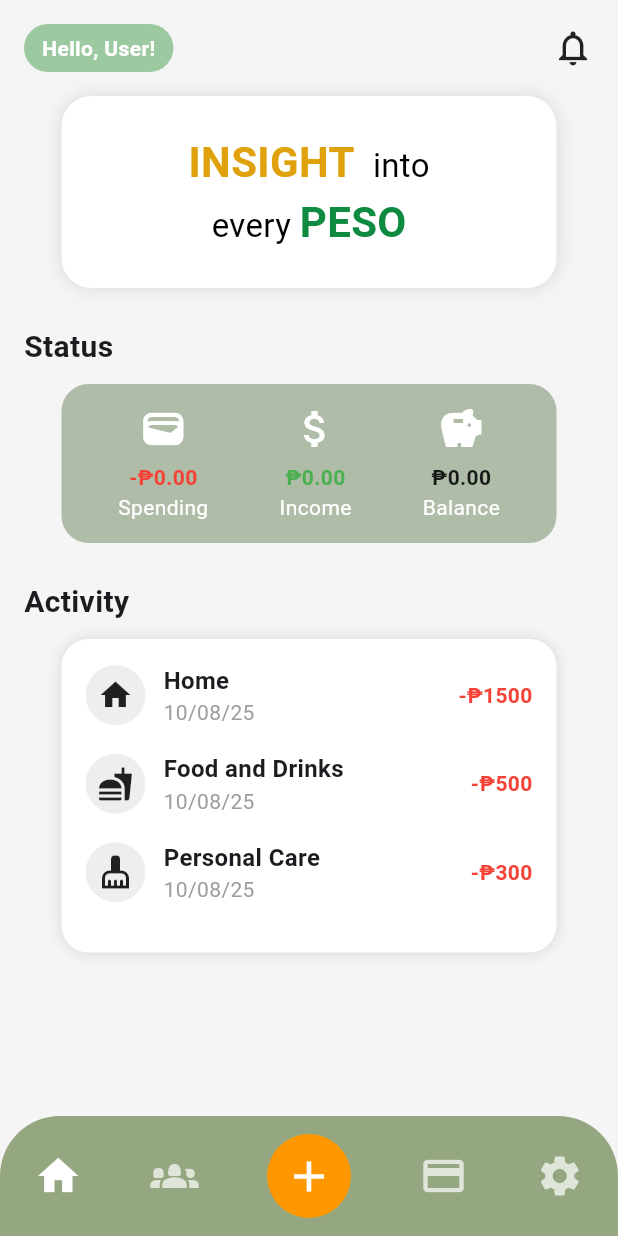
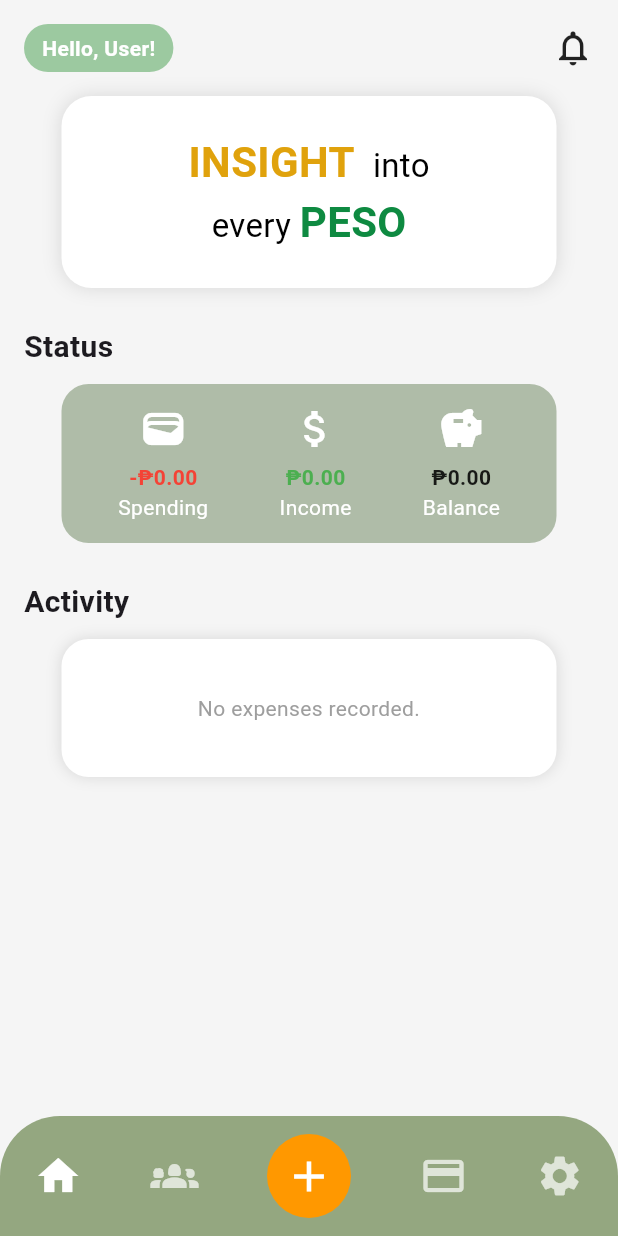
Before and after one commit to Marjuuno/finsight, a Flutter app: the HomePage screen opened directly, on a phone screen of 412 x 824 dp. Run offline on Flutter 3.47's test engine with Material 3 defaults, Android fonts, the phone set to English and light mode, and no system bars; our stand-ins replace cloud_firestore, firebase_auth, firebase_core, shared_preferences; accounts and stored records are empty.

Commit message:
complete homepage

```diff
--- a/lib/pages/homepage.dart
+++ b/lib/pages/homepage.dart
@@ -8,7 +8,6 @@ import 'expenses.dart';
 import 'settings.dart';
 import 'sharedbudget.dart';
 
-// Theme colors
 const Color _accentGreen = Color(0xFF94A780);
 const Color _centerButtonColor = Colors.orange;
 const Color _popUpGreen = Color(0xFF558B6E);
@@ -22,9 +21,11 @@ class HomePage extends StatefulWidget {
 
 class _HomePageState extends State<HomePage> {
   bool _showAddMenu = false;
-  double totalIncome = 0.0;     // Total from wallets
-  double totalSpending = 0.0;   // Total from expenses
-  double totalBalance = 0.0;    // Income - Spending
+  double totalIncome = 0.0;
+  double totalSpending = 0.0;
+  double totalBalance = 0.0;
+
+  List<Map<String, dynamic>> expenses = [];
 
   @override
   void initState() {
@@ -38,43 +39,97 @@ class _HomePageState extends State<HomePage> {
     });
   }
 
-  /// Fetch wallets and expenses
   Future<void> _fetchData() async {
     try {
       final User? user = FirebaseAuth.instance.currentUser;
       if (user == null) return;
 
-      // Total Income (sum of wallets)
+      // ---------- Fetch wallets ----------
       QuerySnapshot walletsSnapshot = await FirebaseFirestore.instance
           .collection('users')
           .doc(user.uid)
           .collection('wallets')
           .get();
 
-      double incomeSum = 0.0;
+      double sumIncome = 0.0;
       for (var doc in walletsSnapshot.docs) {
-        incomeSum += (doc['balance'] ?? 0).toDouble();
+        final data = doc.data() as Map<String, dynamic>;
+        sumIncome += (data['balance'] ?? 0).toDouble();
       }
 
-      // Total Spending (sum of expenses)
+      // ---------- Fetch expenses ----------
       QuerySnapshot expensesSnapshot = await FirebaseFirestore.instance
           .collection('users')
           .doc(user.uid)
           .collection('expenses')
+          .orderBy('date', descending: true)
           .get();
 
-      double spendingSum = 0.0;
+      double sumSpending = 0.0;
+      List<Map<String, dynamic>> fetchedExpenses = [];
+
       for (var doc in expensesSnapshot.docs) {
-        spendingSum += (doc['amount'] ?? 0).toDouble();
+        final data = doc.data() as Map<String, dynamic>;
+        double amount = (data['amount'] ?? 0).toDouble();
+
+        // Only consider as expense (we can filter by type if your Firestore has it)
+        sumSpending += amount;
+
+        // Add to activity
+        fetchedExpenses.add({
+          'category': data['category'] ?? 'Unknown',
+          'amount': amount,
+          'date': data['date'] != null
+              ? (data['date'] is Timestamp
+                  ? (data['date'] as Timestamp).toDate()
+                  : DateTime.tryParse(data['date'].toString()) ?? DateTime.now())
+              : DateTime.now(),
+        });
       }
 
       setState(() {
-        totalIncome = incomeSum;
-        totalSpending = spendingSum;
+        totalIncome = sumIncome;
+        totalSpending = sumSpending;
         totalBalance = totalIncome - totalSpending;
+        expenses = fetchedExpenses.take(4).toList(); // Show only 4 recent
       });
     } catch (e) {
       print('Error fetching data: $e');
+    }
+  }
+
+  String _formatDate(DateTime date) {
+    return "${date.month.toString().padLeft(2, '0')}/${date.day.toString().padLeft(2, '0')}/${date.year % 100}";
+  }
+
+  IconData _getIconForCategory(String category) {
+    switch (category.toLowerCase()) {
+      case 'health':
+        return Icons.favorite_border;
+      case 'transportation':
+        return Icons.directions_car_filled_outlined;
+      case 'education':
+        return Icons.school_outlined;
+      case 'subscription':
+        return Icons.calendar_month_outlined;
+      case 'groceries':
+        return Icons.shopping_basket_outlined;
+      case 'food':
+        return Icons.fastfood_outlined;
+      case 'daily':
+        return Icons.local_mall_outlined;
+      case 'entertainment':
+        return Icons.movie_outlined;
+      case 'house':
+        return Icons.home_outlined;
+      case 'clothing':
+        return Icons.checkroom_outlined;
+      case 'self-care':
+        return Icons.spa_outlined;
+      case 'bills':
+        return Icons.receipt_long_outlined;
+      default:
+        return Icons.receipt_long_outlined;
     }
   }
 
@@ -93,7 +148,7 @@ class _HomePageState extends State<HomePage> {
                 child: Column(
                   crossAxisAlignment: CrossAxisAlignment.start,
                   children: [
-                    // ----------------- HEADER -----------------
+                    // -------- Header --------
                     Padding(
                       padding: const EdgeInsets.all(16.0),
                       child: Row(
@@ -107,10 +162,7 @@ class _HomePageState extends State<HomePage> {
                             ),
                             child: const Text(
                               "Hello, User!",
-                              style: TextStyle(
-                                color: Colors.white,
-                                fontWeight: FontWeight.bold,
-                              ),
+                              style: TextStyle(color: Colors.white, fontWeight: FontWeight.bold),
                             ),
                           ),
                           const Icon(Icons.notifications_none, size: 28),
@@ -118,7 +170,7 @@ class _HomePageState extends State<HomePage> {
                       ),
                     ),
 
-                    // ----------------- INSIGHT CARD -----------------
+                    // -------- Insight --------
                     Center(
                       child: Container(
                         width: 330,
@@ -139,16 +191,10 @@ class _HomePageState extends State<HomePage> {
                                       style: TextStyle(
                                           fontSize: 28,
                                           color: Color(0xFFE0A20C),
-                                      fontWeight: FontWeight.bold,
-                                    ),
-                                  ),
+                                          fontWeight: FontWeight.bold)),
                                   const TextSpan(
                                       text: " into",
-                                    style: TextStyle(
-                                      fontSize: 22,
-                                      color: Colors.black,
-                                    ),
-                                  ),
+                                      style: TextStyle(fontSize: 22, color: Colors.black)),
                                 ],
                               ),
                             ),
@@ -156,17 +202,13 @@ class _HomePageState extends State<HomePage> {
                               TextSpan(
                                 children: [
                                   const TextSpan(
-                                    text: "every ",
-                                    style: TextStyle(fontSize: 22, color: Colors.black),
-                                  ),
+                                      text: "every ", style: TextStyle(fontSize: 22, color: Colors.black)),
                                   TextSpan(
                                       text: "PESO",
                                       style: TextStyle(
                                           fontSize: 28,
                                           color: const Color(0xFF0E8A41),
-                                      fontWeight: FontWeight.bold,
-                                    ),
-                                  ),
+                                          fontWeight: FontWeight.bold)),
                                 ],
                               ),
                             ),
@@ -177,16 +219,12 @@ class _HomePageState extends State<HomePage> {
 
                     const SizedBox(height: 25),
 
-                    // ----------------- STATUS -----------------
+                    // -------- Status --------
                     const Padding(
                       padding: EdgeInsets.symmetric(horizontal: 16.0),
-                      child: Text(
-                        "Status",
-                        style: TextStyle(fontSize: 20, fontWeight: FontWeight.bold),
-                      ),
+                      child: Text("Status", style: TextStyle(fontSize: 20, fontWeight: FontWeight.bold)),
                     ),
                     const SizedBox(height: 10),
-
                     Center(
                       child: Container(
                         width: 330,
@@ -223,16 +261,12 @@ class _HomePageState extends State<HomePage> {
 
                     const SizedBox(height: 25),
 
-                    // ----------------- ACTIVITY -----------------
+                    // -------- Activity --------
                     const Padding(
                       padding: EdgeInsets.symmetric(horizontal: 16.0),
-                      child: Text(
-                        "Activity",
-                        style: TextStyle(fontSize: 20, fontWeight: FontWeight.bold),
-                      ),
+                      child: Text("Activity", style: TextStyle(fontSize: 20, fontWeight: FontWeight.bold)),
                     ),
                     const SizedBox(height: 10),
-
                     Center(
                       child: Container(
                         width: 330,
@@ -242,27 +276,24 @@ class _HomePageState extends State<HomePage> {
                           borderRadius: BorderRadius.circular(18),
                           boxShadow: [BoxShadow(color: Colors.black12, blurRadius: 8)],
                         ),
-                        child: const Column(
-                          children: [
-                            ActivityItem(
-                              icon: Icons.home,
-                              title: "Home",
-                              date: "10/08/25",
-                              amount: "-₱1500",
+                        child: expenses.isEmpty
+                            ? const Padding(
+                                padding: EdgeInsets.all(20.0),
+                                child: Text(
+                                  "No expenses recorded.",
+                                  style: TextStyle(color: Colors.grey),
+                                  textAlign: TextAlign.center,
                                 ),
-                            ActivityItem(
-                              icon: Icons.fastfood,
-                              title: "Food and Drinks",
-                              date: "10/08/25",
-                              amount: "-₱500",
-                            ),
-                            ActivityItem(
-                              icon: Icons.cleaning_services,
-                              title: "Personal Care",
-                              date: "10/08/25",
-                              amount: "-₱300",
-                            ),
-                          ],
+                              )
+                            : Column(
+                                children: expenses.map((expense) {
+                                  return ActivityItem(
+                                    icon: _getIconForCategory(expense['category']),
+                                    title: expense['category'],
+                                    date: _formatDate(expense['date']),
+                                    amount: "-₱${expense['amount'].toStringAsFixed(2)}",
+                                  );
+                                }).toList(),
                               ),
                       ),
                     ),
@@ -271,7 +302,6 @@ class _HomePageState extends State<HomePage> {
                 ),
               ),
             ),
-
             if (_showAddMenu) _buildAddMenuOverlay(context),
           ],
         ),
@@ -280,7 +310,7 @@ class _HomePageState extends State<HomePage> {
     );
   }
 
-  /// Pop-Up Menu
+  // ---------------- PopUp ----------------
   Widget _buildAddMenuOverlay(BuildContext context) {
     return Positioned(
       bottom: 250,
@@ -293,13 +323,7 @@ class _HomePageState extends State<HomePage> {
           decoration: BoxDecoration(
             color: _popUpGreen,
             borderRadius: BorderRadius.circular(25),
-            boxShadow: [
-              BoxShadow(
-                color: Colors.black.withOpacity(0.3),
-                blurRadius: 15,
-                offset: const Offset(0, 5),
-              ),
-            ],
+            boxShadow: [BoxShadow(color: Colors.black.withOpacity(0.3), blurRadius: 15, offset: const Offset(0, 5))],
           ),
           child: Column(
             mainAxisSize: MainAxisSize.min,
@@ -322,43 +346,28 @@ class _HomePageState extends State<HomePage> {
         child: ElevatedButton(
           onPressed: () {
             _toggleAddMenu();
-
             if (text == 'Add Wallet') {
-              Navigator.push(
-                context,
-                MaterialPageRoute(builder: (context) => const AddWalletPage()),
-              );
+              Navigator.push(context, MaterialPageRoute(builder: (context) => const AddWalletPage()));
             } else if (text == 'Add User') {
-              Navigator.push(
-                context,
-                MaterialPageRoute(builder: (context) => const AddUserPage()),
-              );
+              Navigator.push(context, MaterialPageRoute(builder: (context) => const AddUserPage()));
             } else if (text == 'Add Expenses') {
-              Navigator.push(
-                context,
-                MaterialPageRoute(builder: (context) => const AddExpensePage()),
-              );
+              Navigator.push(context, MaterialPageRoute(builder: (context) => const AddExpensePage()));
             }
           },
           style: ElevatedButton.styleFrom(
             backgroundColor: Colors.white,
             foregroundColor: Colors.black87,
             padding: const EdgeInsets.symmetric(vertical: 12),
-            shape: RoundedRectangleBorder(
-              borderRadius: BorderRadius.circular(15),
-            ),
+            shape: RoundedRectangleBorder(borderRadius: BorderRadius.circular(15)),
             elevation: 1,
           ),
-          child: Text(
-            text,
-            style: const TextStyle(fontWeight: FontWeight.w600, fontSize: 16),
-          ),
+          child: Text(text, style: const TextStyle(fontWeight: FontWeight.w600, fontSize: 16)),
         ),
       ),
     );
   }
 
-  /// Bottom NavBar
+  // ---------------- Bottom Nav ----------------
   Widget _buildBottomNavigationBar(BuildContext context) {
     return Container(
       decoration: const BoxDecoration(
@@ -386,40 +395,26 @@ class _HomePageState extends State<HomePage> {
     );
   }
 
-  Widget _navBarItem(BuildContext context, IconData icon, Widget targetPage,
-      {bool isCurrent = false}) {
+  Widget _navBarItem(BuildContext context, IconData icon, Widget targetPage, {bool isCurrent = false}) {
     return InkWell(
       onTap: () {
         if (!isCurrent) {
-          Navigator.pushReplacement(
-            context,
-            MaterialPageRoute(builder: (context) => targetPage),
-          );
+          Navigator.pushReplacement(context, MaterialPageRoute(builder: (context) => targetPage));
         }
       },
-      child: Icon(
-        icon,
-        color: isCurrent ? Colors.white : Colors.white70,
-        size: 32,
-      ),
+      child: Icon(icon, color: isCurrent ? Colors.white : Colors.white70, size: 32),
     );
   }
 }
 
-// ----------------- STATUS ITEM -----------------
+// ---------------- Status Item ----------------
 class StatusItem extends StatelessWidget {
   final IconData icon;
   final String label;
   final String amount;
   final Color color;
 
-  const StatusItem({
-    super.key,
-    required this.icon,
-    required this.label,
-    required this.amount,
-    required this.color,
-  });
+  const StatusItem({super.key, required this.icon, required this.label, required this.amount, required this.color});
 
   @override
   Widget build(BuildContext context) {
@@ -427,30 +422,21 @@ class StatusItem extends StatelessWidget {
       children: [
         Icon(icon, size: 32, color: Colors.white),
         const SizedBox(height: 6),
-        Text(
-          amount,
-          style: TextStyle(color: color, fontWeight: FontWeight.bold),
-        ),
+        Text(amount, style: TextStyle(color: color, fontWeight: FontWeight.bold)),
         Text(label, style: const TextStyle(color: Colors.white)),
       ],
     );
   }
 }
 
-// ----------------- ACTIVITY ITEM -----------------
+// ---------------- Activity Item ----------------
 class ActivityItem extends StatelessWidget {
   final IconData icon;
   final String title;
   final String date;
   final String amount;
 
-  const ActivityItem({
-    super.key,
-    required this.icon,
-    required this.title,
-    required this.date,
-    required this.amount,
-  });
+  const ActivityItem({super.key, required this.icon, required this.title, required this.date, required this.amount});
 
   @override
   Widget build(BuildContext context) {
@@ -461,33 +447,18 @@ class ActivityItem extends StatelessWidget {
         children: [
           Row(
             children: [
-              CircleAvatar(
-                backgroundColor: Colors.grey.shade200,
-                child: Icon(icon, color: Colors.black87),
-              ),
+              CircleAvatar(backgroundColor: Colors.grey.shade200, child: Icon(icon, color: Colors.black87)),
               const SizedBox(width: 12),
               Column(
                 crossAxisAlignment: CrossAxisAlignment.start,
                 children: [
-                  Text(
-                    title,
-                    style: const TextStyle(
-                      fontSize: 16,
-                      fontWeight: FontWeight.bold,
-                    ),
-                  ),
+                  Text(title, style: const TextStyle(fontSize: 16, fontWeight: FontWeight.bold)),
                   Text(date, style: const TextStyle(color: Colors.grey)),
                 ],
               ),
             ],
           ),
-          Text(
-            amount,
-            style: const TextStyle(
-              color: Colors.red,
-              fontWeight: FontWeight.bold,
-            ),
-          ),
+          Text(amount, style: const TextStyle(color: Colors.red, fontWeight: FontWeight.bold)),
         ],
       ),
     );
```
Lines whose indentation alone changed are shown as unchanged.
